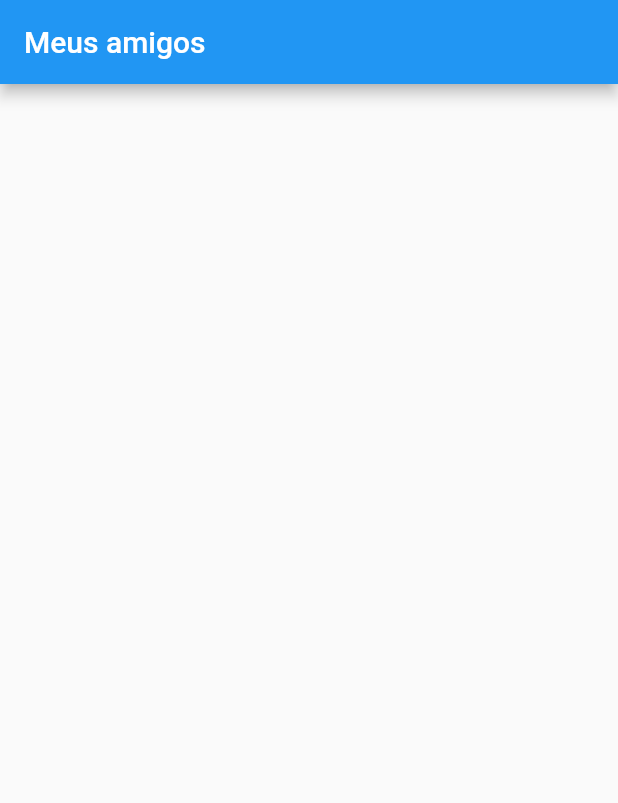
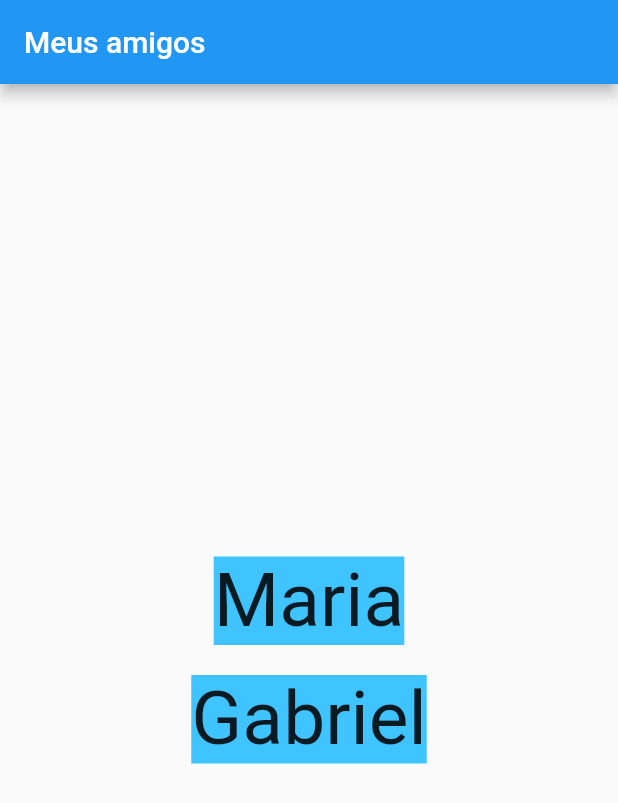
Before and after one commit to dlimapa/flutter_desenvolva_aplicacoes_moveis_no_dart_side, a Flutter app: the screen it shows after launch, on a phone screen of 412 x 824 dp. Shown: the top 803 px of the screen. Run offline on Flutter 3.47's test engine with Material 2 defaults, Android fonts, the phone set to English and light mode, and no system bars.

Commit message:
Usando padding para separar widgets

```diff
--- a/lib/main.dart
+++ b/lib/main.dart
@@ -10,10 +10,29 @@ class FriendsApp extends StatelessWidget {
     return MaterialApp(
       title: 'Meus amigos',
       home: Scaffold(
-          appBar: AppBar(
-            title: Text('Meus amigos'),
-          ),
-          body: Center()),
+        appBar: AppBar(
+          title: Text('Meus amigos'),
+        ),
+        body: Center(
+            child: Column(
+          mainAxisAlignment: MainAxisAlignment.center,
+          children: [
+            Padding(
+                padding: const EdgeInsets.all(10),
+                child: DecoratedBox(
+                  decoration: BoxDecoration(color: Colors.lightBlueAccent),
+                  child: Text('Maria', style: TextStyle(fontSize: 50)),
+                )),
+            Padding(
+              padding: const EdgeInsets.all(10),
+              child: DecoratedBox(
+                decoration: BoxDecoration(color: Colors.lightBlueAccent),
+                child: Text('Gabriel', style: TextStyle(fontSize: 50)),
+              ),
+            ),
+          ],
+        )),
+      ),
     );
   }
 }
```
